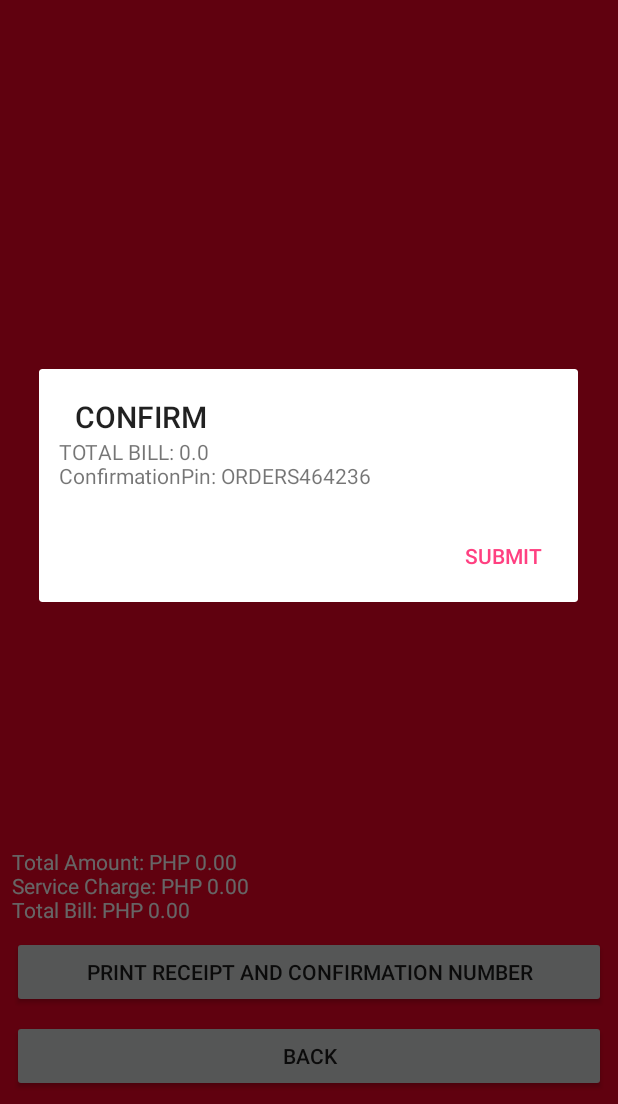
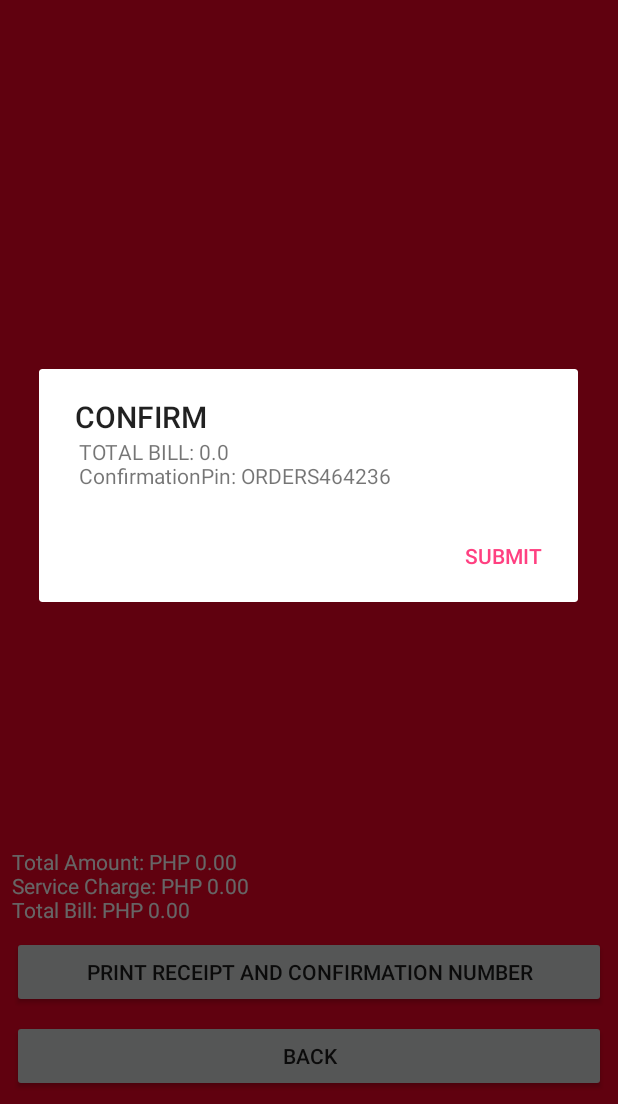
Before and after one commit to miguelllamas/MOBAPDE_Final_Project, an Android app: the CartActivity screen opened directly, with no data from a screen before it, after a tap on "PRINT RECEIPT AND CONFIRMATION NUMBER", on a phone screen of 412 x 824 dp, the part 132-1236 px from its top. Run offline under Robolectric (Android 15) with nearby library versions, the phone set to English and light mode, and no system bars; our stand-ins replace Firebase (no records; nobody signed in at launch, a user with empty details on screens opened directly).

Commit message:
adjusted some margins

```diff
--- a/app/src/main/java/com/example/rolo/ramennagikiosk/CartActivity.java
+++ b/app/src/main/java/com/example/rolo/ramennagikiosk/CartActivity.java
@@ -105,7 +105,7 @@ public class CartActivity extends AppCompatActivity {
         builder.setTitle("CONFIRM");
         final TextView userInput = new TextView(this);
         final OrderIDSingleton singleton = OrderIDSingleton.getInstance();
-        userInput.setText("\tTOTAL BILL: " + totalTalaga + "\n\tConfirmationPin: " + singleton.getCurrOrderID());
+        userInput.setText("\t\tTOTAL BILL: " + totalTalaga + "\n\t\tConfirmationPin: " + singleton.getCurrOrderID());
         builder.setView(userInput);
 
         builder.setPositiveButton(R.string.ok, new DialogInterface.OnClickListener() {
--- a/app/src/main/java/com/example/rolo/ramennagikiosk/CashierView.java
+++ b/app/src/main/java/com/example/rolo/ramennagikiosk/CashierView.java
@@ -71,7 +71,7 @@ public class CashierView extends AppCompatActivity {
         builder.setTitle("Success");
         final TextView userInput = new TextView(this);
         final OrderIDSingleton singleton = OrderIDSingleton.getInstance();
-        userInput.setText("Order successfully registered.");
+        userInput.setText("\t\tOrder successfully registered.");
         builder.setView(userInput);
 
         builder.setPositiveButton(R.string.ok, new DialogInterface.OnClickListener() {
```
